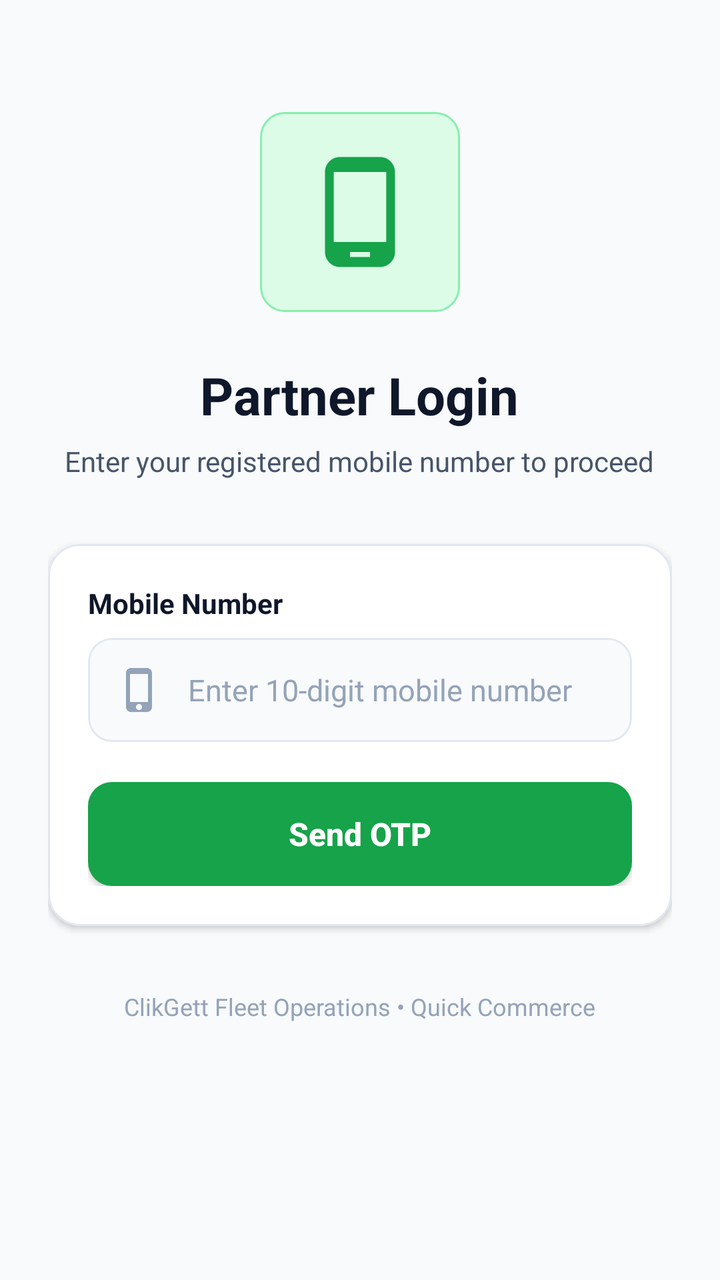
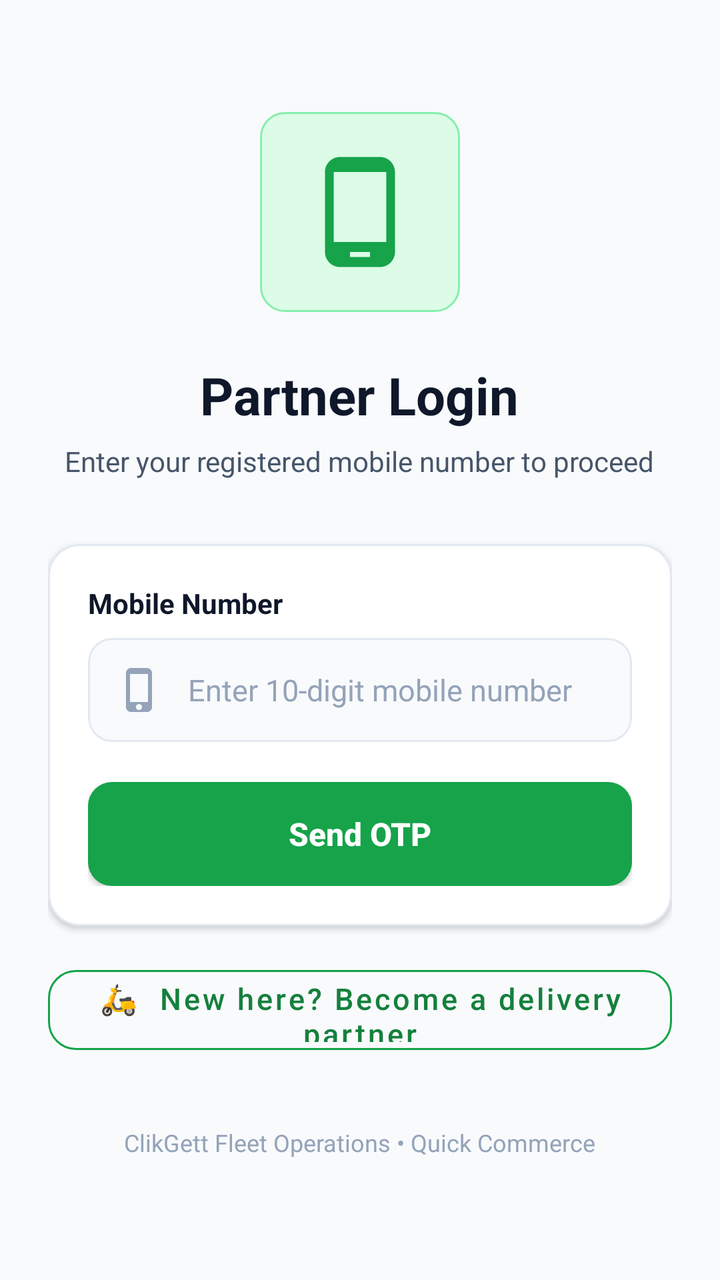

The first picture is an Android layout as it rendered before a commit; the second is the same layout after the commit. The layout source and the unified diff follow.
<!-- AndroidManifest.xml: activity theme Theme.Deliveryparent -->
<!-- res/layout/activity_sentotp.xml -->
<?xml version="1.0" encoding="utf-8"?>
<ScrollView xmlns:android="http://schemas.android.com/apk/res/android"
    xmlns:app="http://schemas.android.com/apk/res-auto"
    xmlns:tools="http://schemas.android.com/tools"
    android:layout_width="match_parent"
    android:layout_height="match_parent"
    android:background="@color/clikgett_surface_bg"
    android:fillViewport="true"
    android:overScrollMode="never"
    tools:context=".SentotpActivity">

    <LinearLayout
        android:layout_width="match_parent"
        android:layout_height="wrap_content"
        android:orientation="vertical"
        android:padding="24dp"
        android:gravity="center_horizontal">

        
        <FrameLayout
            android:id="@+id/login_middle"
            android:layout_width="100dp"
            android:layout_height="100dp"
            android:layout_marginTop="32dp">

            <ImageView
                android:layout_width="match_parent"
                android:layout_height="match_parent"
                android:src="@drawable/bg_status_pill_online" />

            <ImageView
                android:id="@+id/login_middle_img"
                android:layout_width="60dp"
                android:layout_height="60dp"
                android:layout_gravity="center"
                android:src="@drawable/baseline_phone_android_24"
                app:tint="@color/clikgett_green_primary" />
        </FrameLayout>

        <TextView
            android:id="@+id/title_txt"
            android:layout_width="wrap_content"
            android:layout_height="wrap_content"
            android:layout_marginTop="24dp"
            android:text="Partner Login"
            android:textColor="@color/clikgett_text_primary"
            android:textSize="26sp"
            android:textStyle="bold" />

        <TextView
            android:layout_width="wrap_content"
            android:layout_height="wrap_content"
            android:layout_marginTop="6dp"
            android:text="Enter your registered mobile number to proceed"
            android:textColor="@color/clikgett_text_secondary"
            android:textSize="14sp"
            android:gravity="center_horizontal" />

        
        <com.google.android.material.card.MaterialCardView
            android:layout_width="match_parent"
            android:layout_height="wrap_content"
            android:layout_marginTop="32dp"
            app:cardCornerRadius="16dp"
            app:cardElevation="2dp"
            app:strokeColor="@color/clikgett_card_stroke"
            app:strokeWidth="1dp"
            app:cardBackgroundColor="@color/clikgett_card_surface">

            <LinearLayout
                android:layout_width="match_parent"
                android:layout_height="wrap_content"
                android:orientation="vertical"
                android:padding="20dp">

                <TextView
                    android:id="@+id/emailid_txt"
                    android:layout_width="wrap_content"
                    android:layout_height="wrap_content"
                    android:text="Mobile Number"
                    android:textColor="@color/clikgett_text_primary"
                    android:textSize="14sp"
                    android:textStyle="bold" />

                
                <com.google.android.material.card.MaterialCardView
                    android:id="@+id/emailid_cardview"
                    android:layout_width="match_parent"
                    android:layout_height="52dp"
                    android:layout_marginTop="8dp"
                    app:cardCornerRadius="12dp"
                    app:cardElevation="0dp"
                    app:strokeColor="@color/clikgett_card_stroke"
                    app:strokeWidth="1dp"
                    app:cardBackgroundColor="#F8FAFC">

                    <EditText
                        android:id="@+id/phonenumber_edt"
                        android:layout_width="match_parent"
                        android:layout_height="match_parent"
                        android:background="@android:color/transparent"
                        android:drawableStart="@drawable/ic_baseline_phone_iphone_24"
                        android:drawablePadding="12dp"
                        android:drawableTint="@color/clikgett_text_muted"
                        android:hint="Enter 10-digit mobile number"
                        android:imeOptions="actionDone"
                        android:inputType="phone"
                        android:paddingHorizontal="14dp"
                        android:maxLength="10"
                        android:textColor="@color/clikgett_text_primary"
                        android:textColorHint="@color/clikgett_text_muted"
                        android:textSize="15sp" />
                </com.google.android.material.card.MaterialCardView>

                
                <androidx.appcompat.widget.AppCompatButton
                    android:id="@+id/sentotp_bt"
                    android:layout_width="match_parent"
                    android:layout_height="52dp"
                    android:layout_marginTop="20dp"
                    android:background="@drawable/btn_primary_selector"
                    android:text="Send OTP"
                    android:textAllCaps="false"
                    android:textColor="@color/white"
                    android:textSize="16sp"
                    android:textStyle="bold" />

            </LinearLayout>
        </com.google.android.material.card.MaterialCardView>

        <TextView
            android:layout_width="wrap_content"
            android:layout_height="wrap_content"
            android:layout_marginTop="32dp"
            android:text="ClikGett Fleet Operations • Quick Commerce"
            android:textColor="@color/clikgett_text_muted"
            android:textSize="12sp" />

    </LinearLayout>
</ScrollView>
<!-- resources referenced by this layout -->
<resources>
  <color name="clikgett_card_stroke">#E2E8F0</color>
  <color name="clikgett_card_surface">#FFFFFF</color>
  <color name="clikgett_green_primary">#16A34A</color>
  <color name="clikgett_surface_bg">#F8FAFC</color>
  <color name="clikgett_text_muted">#94A3B8</color>
  <color name="clikgett_text_primary">#0F172A</color>
  <color name="clikgett_text_secondary">#475569</color>
  <color name="white">#FFFFFFFF</color>
  <!-- drawable baseline_phone_android_24 (drawable) -->
  <vector android:height="24dp" android:tint="#F66868"
      android:viewportHeight="24" android:viewportWidth="24"
      android:width="24dp" xmlns:android="http://schemas.android.com/apk/res/android">
      <path android:fillColor="@android:color/white" android:pathData="M16,1L8,1C6.34,1 5,2.34 5,4v16c0,1.66 1.34,3 3,3h8c1.66,0 3,-1.34 3,-3L19,4c0,-1.66 -1.34,-3 -3,-3zM14,21h-4v-1h4v1zM17.25,18L6.75,18L6.75,4h10.5v14z"/>
  </vector>
  <!-- drawable bg_status_pill_online (drawable) -->
  <?xml version="1.0" encoding="utf-8"?>
  <shape xmlns:android="http://schemas.android.com/apk/res/android"
      android:shape="rectangle">
      <solid android:color="@color/color_online_bg" />
      <corners android:radius="12dp" />
      <stroke
          android:width="1dp"
          android:color="#86EFAC" />
  </shape>
  <!-- drawable btn_primary_selector (drawable) -->
  <?xml version="1.0" encoding="utf-8"?>
  <ripple xmlns:android="http://schemas.android.com/apk/res/android"
      android:color="#34D399">
      <item>
          <shape android:shape="rectangle">
              <solid android:color="@color/clikgett_green_primary" />
              <corners android:radius="12dp" />
          </shape>
      </item>
  </ripple>
  <!-- drawable ic_baseline_phone_iphone_24 (drawable) -->
  <vector android:height="24dp" android:tint="#009245"
      android:viewportHeight="24" android:viewportWidth="24"
      android:width="24dp" xmlns:android="http://schemas.android.com/apk/res/android">
      <path android:fillColor="@android:color/white" android:pathData="M15.5,1h-8C6.12,1 5,2.12 5,3.5v17C5,21.88 6.12,23 7.5,23h8c1.38,0 2.5,-1.12 2.5,-2.5v-17C18,2.12 16.88,1 15.5,1zM11.5,22c-0.83,0 -1.5,-0.67 -1.5,-1.5s0.67,-1.5 1.5,-1.5 1.5,0.67 1.5,1.5 -0.67,1.5 -1.5,1.5zM16,18L7,18L7,4h9v14z"/>
  </vector>
  <style name="Theme.Deliveryparent" parent="Theme.MaterialComponents.Light.NoActionBar">
          
          <item name="colorPrimary">@color/clikgett_green_primary</item>
          <item name="colorPrimaryVariant">@color/clikgett_green_dark</item>
          <item name="colorOnPrimary">@color/white</item>
          
          <item name="colorSecondary">@color/clikgett_green_accent</item>
          <item name="colorSecondaryVariant">@color/clikgett_green_dark</item>
          <item name="colorOnSecondary">@color/white</item>
          
          <item name="android:statusBarColor" tools:targetApi="l">@color/clikgett_green_dark</item>
          
          <item name="android:windowBackground">@color/clikgett_surface_bg</item>
          
          <item name="android:windowOptOutEdgeToEdgeEnforcement" tools:targetApi="35">true</item>
      </style>
  <color name="color_online_bg">#DCFCE7</color>
  <color name="clikgett_green_dark">#15803D</color>
  <color name="clikgett_green_accent">#22C55E</color>
</resources>

<!-- the commit's change to res/layout/activity_sentotp.xml (unified diff, before → after) -->
@@ -128,6 +128,20 @@
             </LinearLayout>
         </com.google.android.material.card.MaterialCardView>
 
+        
+        <com.google.android.material.button.MaterialButton
+            android:id="@+id/signup_bt"
+            style="@style/Widget.MaterialComponents.Button.OutlinedButton"
+            android:layout_width="match_parent"
+            android:layout_height="52dp"
+            android:layout_marginTop="16dp"
+            android:text="🛵  New here? Become a delivery partner"
+            android:textAllCaps="false"
+            android:textColor="@color/clikgett_green_dark"
+            android:textSize="15sp"
+            app:cornerRadius="14dp"
+            app:strokeColor="@color/clikgett_green_primary" />
+
         <TextView
             android:layout_width="wrap_content"
             android:layout_height="wrap_content"
